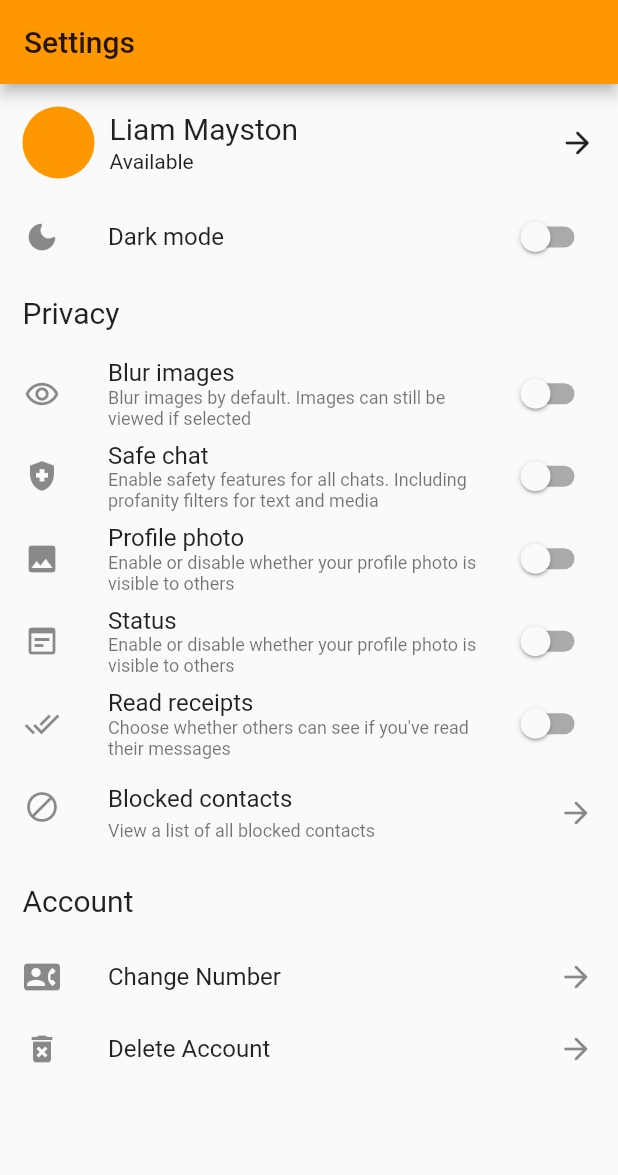
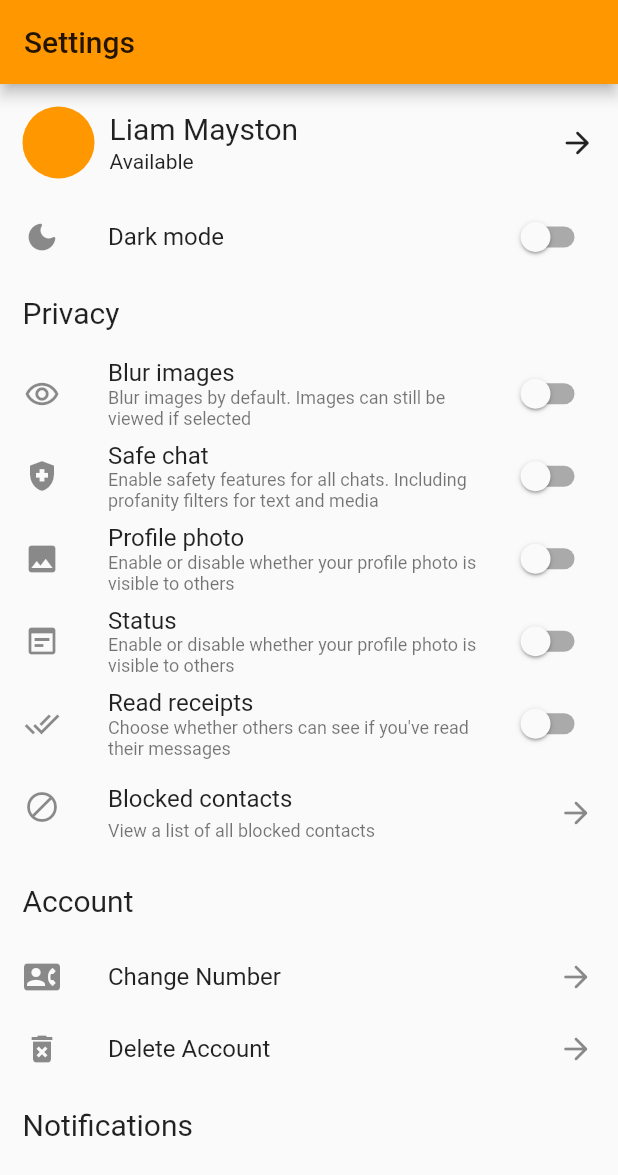
Before and after one commit to COS301-SE-2021/Atbash, a Flutter app: the screen it shows after launch, on a phone screen of 412 x 824 dp. Shown: the top 1175 px of the screen. Run offline on Flutter 3.47's test engine with Material 2 defaults, Android fonts, the phone set to English and light mode, and no system bars; our stand-ins replace country_code_picker, firebase_core, firebase_messaging, flutter_local_notifications, flutter_mobx, flutter_secure_storage and 7 more; missing offline and left inert: cryptography; accounts and stored records are empty; generated files the repository leaves out were written again.

Commit message:
SettingsPage.dart. Added notifications section.

```diff
--- a/mobile_ui/lib/pages/SettingsPage.dart
+++ b/mobile_ui/lib/pages/SettingsPage.dart
@@ -203,6 +203,14 @@ class _SettingsPageState extends State<SettingsPage> {
               onTap: () {},
               dense: true,
             ),
+            Container(
+              padding: EdgeInsets.all(15),
+              child: Text(
+                "Notifications",
+                style: TextStyle(fontSize: 20),
+              ),
+            ),
+
           ],
         ),
       ),
```
